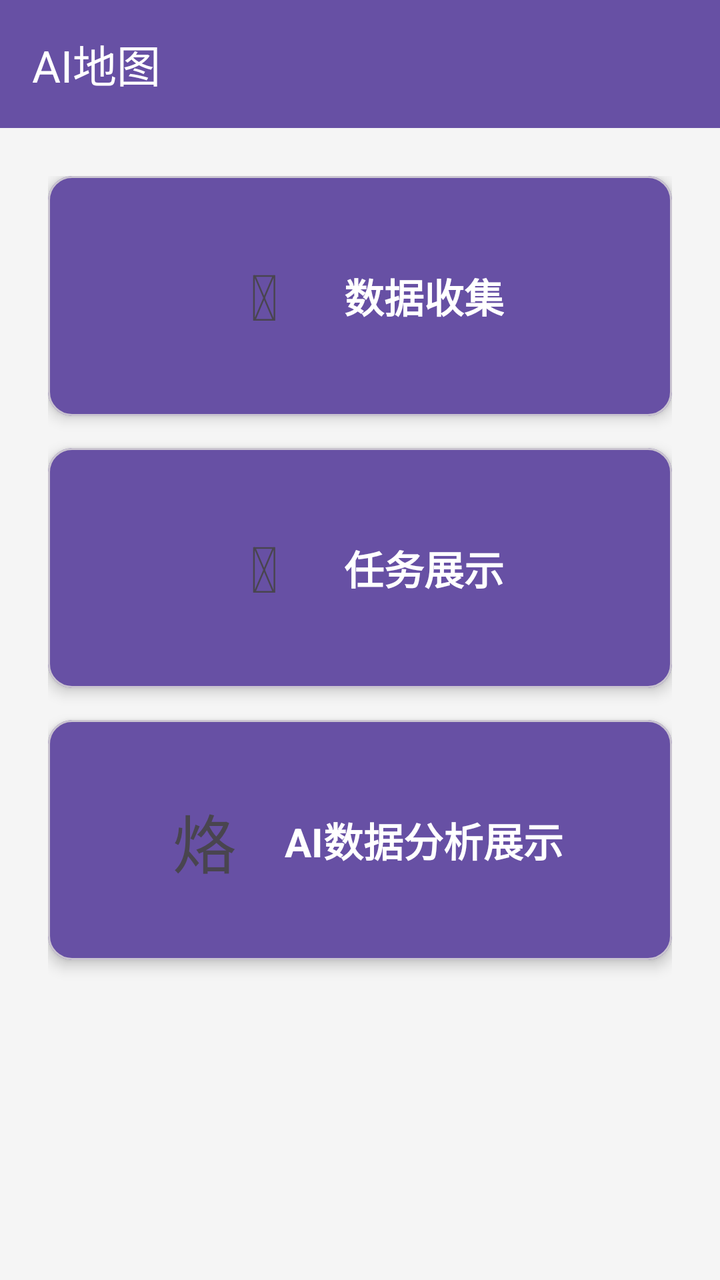
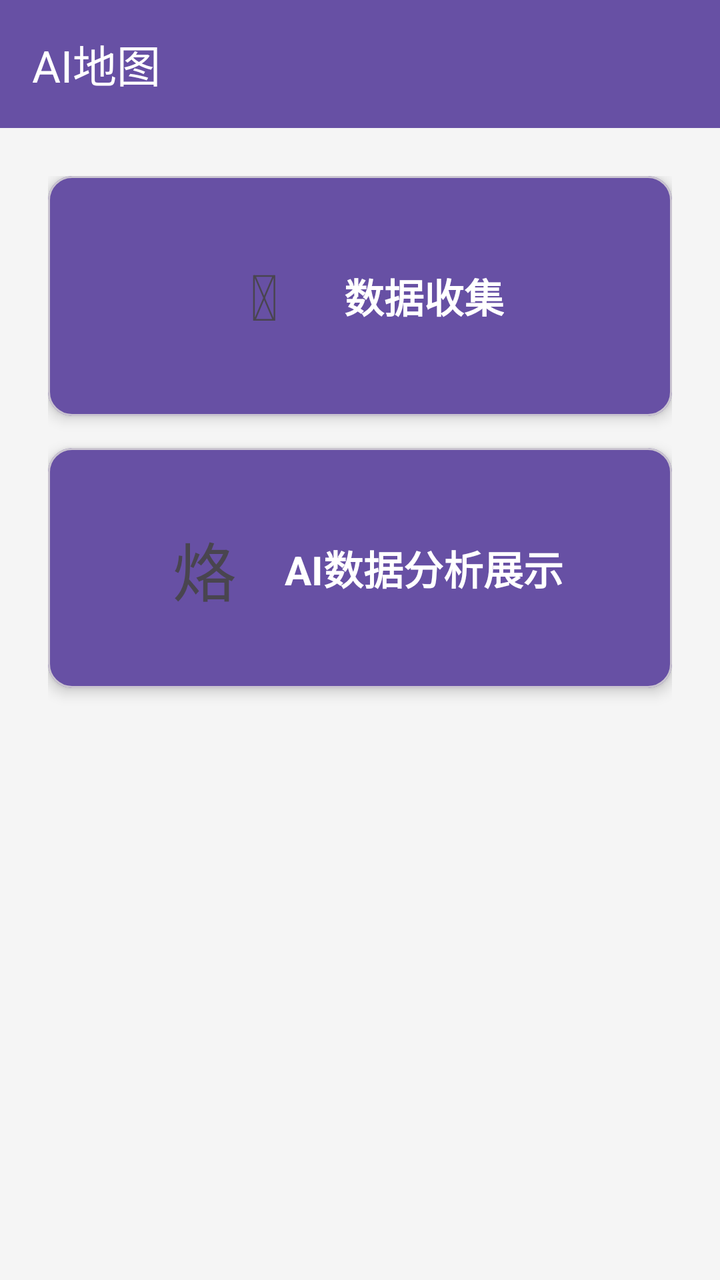

Two renders of the same Android screen: before a commit and after it. Below are the layout's source before the change and the commit's diff.
<!-- AndroidManifest.xml: application theme Theme.Project_Pandora -->
<!-- res/layout/fragment_aimap.xml -->
<?xml version="1.0" encoding="utf-8"?>
<layout xmlns:android="http://schemas.android.com/apk/res/android"
    xmlns:app="http://schemas.android.com/apk/res-auto">

    <data>

    </data>

    <androidx.constraintlayout.widget.ConstraintLayout
        android:layout_width="match_parent"
        android:layout_height="match_parent"
        android:background="#F5F5F5">

        <com.google.android.material.appbar.MaterialToolbar
            android:id="@+id/toolbar"
            android:layout_width="match_parent"
            android:layout_height="wrap_content"
            android:background="?attr/colorPrimary"
            app:title="AI地图"
            app:titleTextColor="@android:color/white"
            app:layout_constraintTop_toTopOf="parent" />

        <LinearLayout
            android:layout_width="match_parent"
            android:layout_height="0dp"
            android:orientation="vertical"
            android:padding="24dp"
            app:layout_constraintTop_toBottomOf="@id/toolbar"
            app:layout_constraintBottom_toBottomOf="parent">

            <com.google.android.material.card.MaterialCardView
                android:id="@+id/btn_data_collect"
                android:layout_width="match_parent"
                android:layout_height="120dp"
                android:layout_marginBottom="16dp"
                app:cardBackgroundColor="#6750A4"
                app:cardCornerRadius="12dp"
                app:cardElevation="4dp"
                android:clickable="true"
                android:focusable="true">

                <LinearLayout
                    android:layout_width="match_parent"
                    android:layout_height="match_parent"
                    android:orientation="horizontal"
                    android:gravity="center"
                    android:padding="16dp">

                    <TextView
                        android:layout_width="48dp"
                        android:layout_height="48dp"
                        android:text="&#x1F4CA;"
                        android:textSize="32sp"
                        android:gravity="center"
                        android:layout_marginEnd="16dp" />

                    <TextView
                        android:layout_width="wrap_content"
                        android:layout_height="wrap_content"
                        android:text="数据收集"
                        android:textSize="20sp"
                        android:textStyle="bold"
                        android:textColor="@android:color/white" />

                </LinearLayout>
            </com.google.android.material.card.MaterialCardView>

            <com.google.android.material.card.MaterialCardView
                android:id="@+id/btn_task_show"
                android:layout_width="match_parent"
                android:layout_height="120dp"
                android:layout_marginBottom="16dp"
                app:cardBackgroundColor="#6750A4"
                app:cardCornerRadius="12dp"
                app:cardElevation="4dp"
                android:clickable="true"
                android:focusable="true">

                <LinearLayout
                    android:layout_width="match_parent"
                    android:layout_height="match_parent"
                    android:orientation="horizontal"
                    android:gravity="center"
                    android:padding="16dp">

                    <TextView
                        android:layout_width="48dp"
                        android:layout_height="48dp"
                        android:text="&#x1F4CB;"
                        android:textSize="32sp"
                        android:gravity="center"
                        android:layout_marginEnd="16dp" />

                    <TextView
                        android:layout_width="wrap_content"
                        android:layout_height="wrap_content"
                        android:text="任务展示"
                        android:textSize="20sp"
                        android:textStyle="bold"
                        android:textColor="@android:color/white" />

                </LinearLayout>
            </com.google.android.material.card.MaterialCardView>

            <com.google.android.material.card.MaterialCardView
                android:id="@+id/btn_ai_analysis"
                android:layout_width="match_parent"
                android:layout_height="120dp"
                app:cardBackgroundColor="#6750A4"
                app:cardCornerRadius="12dp"
                app:cardElevation="4dp"
                android:clickable="true"
                android:focusable="true">

                <LinearLayout
                    android:layout_width="match_parent"
                    android:layout_height="match_parent"
                    android:orientation="horizontal"
                    android:gravity="center"
                    android:padding="16dp">

                    <TextView
                        android:layout_width="48dp"
                        android:layout_height="48dp"
                        android:text="&#x1F916;"
                        android:textSize="32sp"
                        android:gravity="center"
                        android:layout_marginEnd="16dp" />

                    <TextView
                        android:layout_width="wrap_content"
                        android:layout_height="wrap_content"
                        android:text="AI数据分析展示"
                        android:textSize="20sp"
                        android:textStyle="bold"
                        android:textColor="@android:color/white" />

                </LinearLayout>
            </com.google.android.material.card.MaterialCardView>

        </LinearLayout>

    </androidx.constraintlayout.widget.ConstraintLayout>
</layout>
<!-- resources referenced by this layout -->
<resources>
  <style name="Theme.Project_Pandora" parent="Base.Theme.Project_Pandora" />
  <style name="Base.Theme.Project_Pandora" parent="Theme.Material3.DayNight.NoActionBar">
          
          
      </style>
</resources>

<!-- the commit's change to res/layout/fragment_aimap.xml (unified diff, before → after) -->
@@ -66,43 +66,7 @@
             </com.google.android.material.card.MaterialCardView>
 
             <com.google.android.material.card.MaterialCardView
-                android:id="@+id/btn_task_show"
-                android:layout_width="match_parent"
-                android:layout_height="120dp"
-                android:layout_marginBottom="16dp"
-                app:cardBackgroundColor="#6750A4"
-                app:cardCornerRadius="12dp"
-                app:cardElevation="4dp"
-                android:clickable="true"
-                android:focusable="true">
 
-                <LinearLayout
-                    android:layout_width="match_parent"
-                    android:layout_height="match_parent"
-                    android:orientation="horizontal"
-                    android:gravity="center"
-                    android:padding="16dp">
-
-                    <TextView
-                        android:layout_width="48dp"
-                        android:layout_height="48dp"
-                        android:text="&#x1F4CB;"
-                        android:textSize="32sp"
-                        android:gravity="center"
-                        android:layout_marginEnd="16dp" />
-
-                    <TextView
-                        android:layout_width="wrap_content"
-                        android:layout_height="wrap_content"
-                        android:text="任务展示"
-                        android:textSize="20sp"
-                        android:textStyle="bold"
-                        android:textColor="@android:color/white" />
-
-                </LinearLayout>
-            </com.google.android.material.card.MaterialCardView>
-
-            <com.google.android.material.card.MaterialCardView
                 android:id="@+id/btn_ai_analysis"
                 android:layout_width="match_parent"
                 android:layout_height="120dp"
